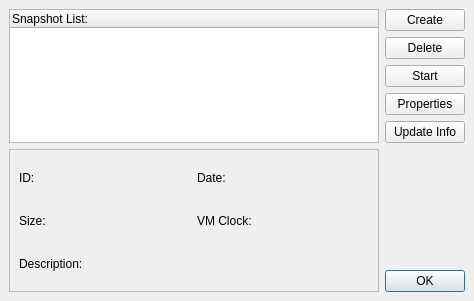
Qt form Snapshots_Window.ui (qunying/aqemu-old) before a commit.
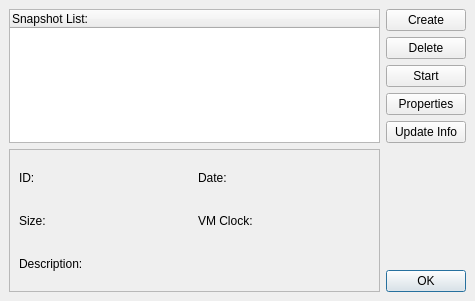
The same form after that commit. Icons and pictures are not drawn.

The edit to the form file:
```diff
--- a/Snapshots_Window.ui
+++ b/Snapshots_Window.ui
@@ -1,12 +1,12 @@
 <ui version="4.0" >
  <author>Andrey Rijov</author>
  <class>Snapshots_Window</class>
- <widget class="QDialog" name="Snapshots_Window" >
-  <property name="geometry" >
+ <widget class="QDialog" name="Snapshots_Window">
+  <property name="geometry">
    <rect>
     <x>0</x>
     <y>0</y>
-    <width>474</width>
+    <width>475</width>
     <height>301</height>
    </rect>
   </property>
```
Left out of the diff: 197 changed lines with no effect on the pictures.
